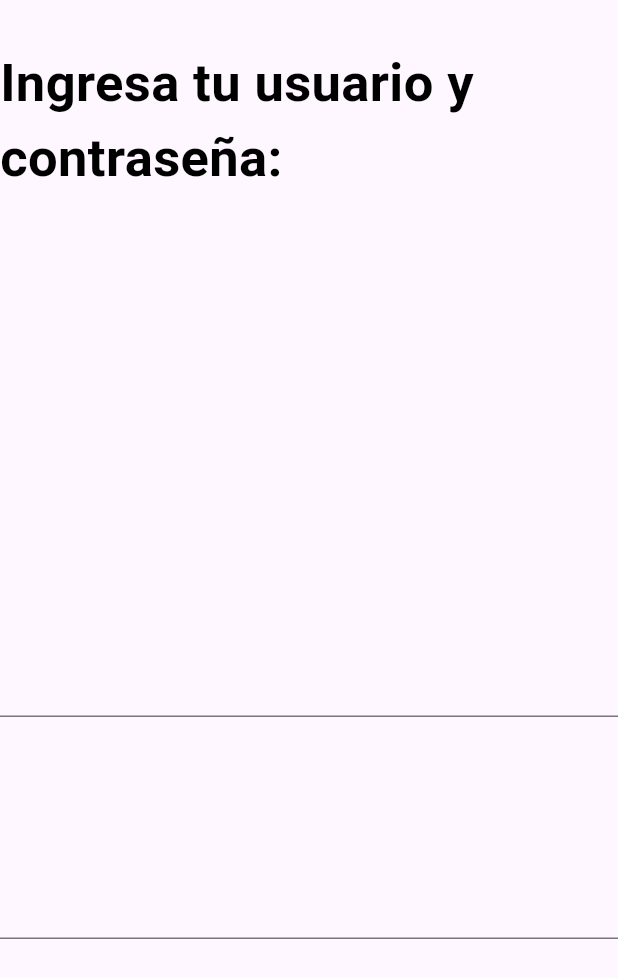
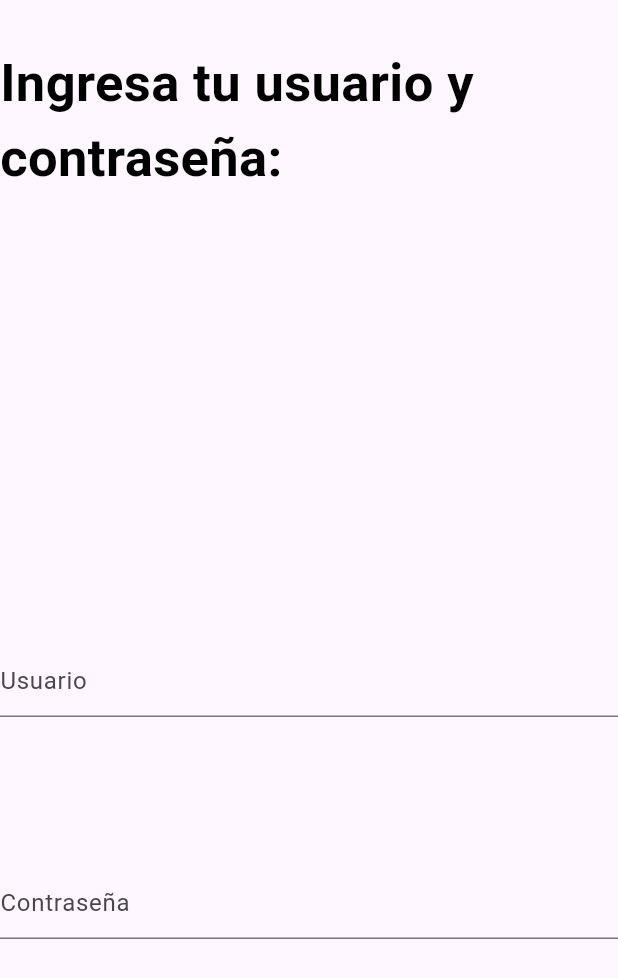
Before and after one commit to benjafischtein/Tp_bimestre1, a Flutter app: the screen it shows after launch, on a phone screen of 412 x 824 dp. Shown: the top 978 px of the screen. Run offline on Flutter 3.47's test engine with Material 3 defaults, Android fonts, the phone set to English and light mode, and no system bars; our stand-ins replace go_router.

Commit message:
Update screen_login.dart

```diff
--- a/tp_home_login/lib/screens/screen_login.dart
+++ b/tp_home_login/lib/screens/screen_login.dart
@@ -25,9 +25,9 @@ class _LoginScreenState extends State<LoginScreen> {
               SizedBox(height: 30),
               Text("Ingresa tu usuario y contraseña:", style: TextStyle(fontSize: 35, color: Colors.black, fontWeight: FontWeight.bold,)),
               SizedBox(height: 300),
-              SizedBox(width: 1000, child: TextField(controller: usuarioController)),
+              SizedBox(width: 1000, child: TextField(controller: usuarioController, decoration: InputDecoration(hintText: 'Usuario'),)),
               SizedBox(height: 100),
-              SizedBox(width: 1000, child:TextField(controller: passwordController, obscureText: true)),
+              SizedBox(width: 1000, child:TextField(controller: passwordController, obscureText: true, decoration: InputDecoration(hintText: 'Contraseña'),)),
               SizedBox(height:200),
               SizedBox(width: 300, height: 100, child: ElevatedButton(
                 onPressed: () {
```
